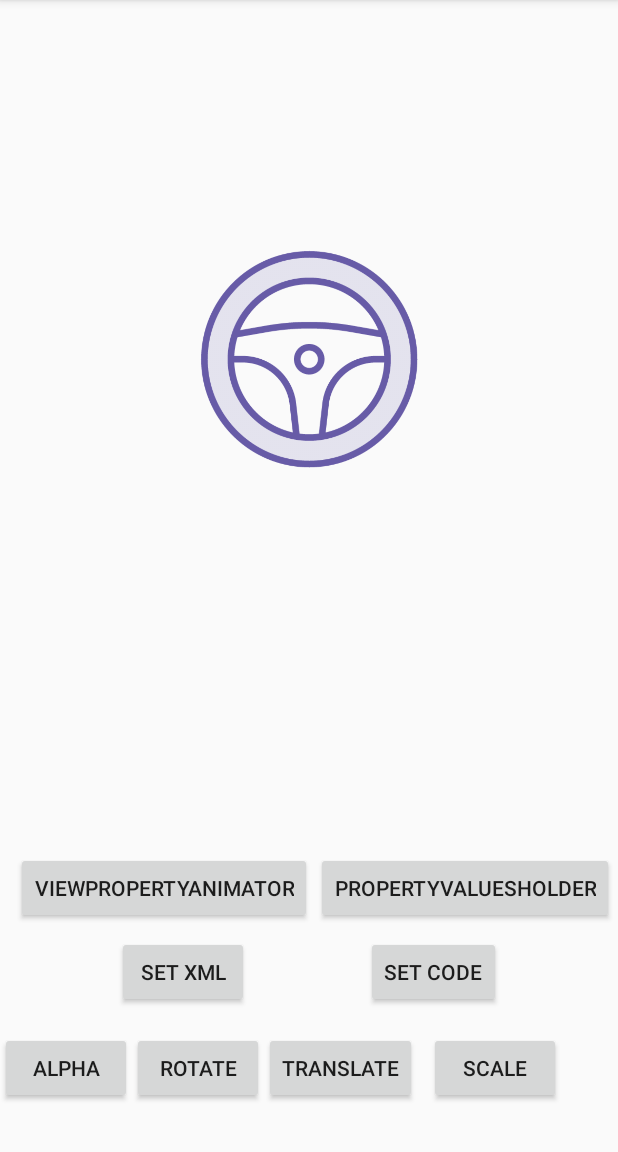
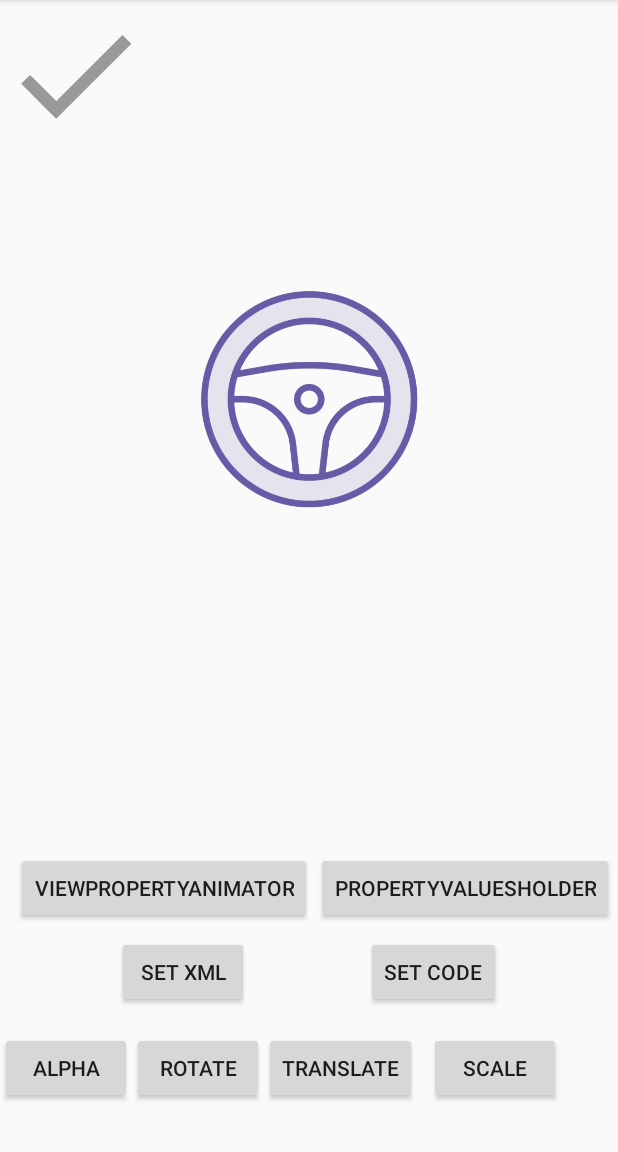
Before and after one commit to SARANSHAJIBABU/Pluralsight, an Android app: the screen it shows after launch (MainActivity), on a phone screen of 412 x 824 dp, the part 84-1236 px from its top. Run offline under Robolectric (Android 15) with nearby library versions, the phone set to English and light mode, and no system bars.

Commit message:
Implemented Animated Vector Drawable

```diff
--- /dev/null
+++ b/AnimationsDemo/app/src/main/res/drawable/avd_check_to_cross.xml
@@ -0,0 +1,46 @@
+<animated-vector
+    xmlns:android="http://schemas.android.com/apk/res/android"
+    xmlns:aapt="http://schemas.android.com/aapt">
+    <aapt:attr name="android:drawable">
+        <vector
+            android:name="vector"
+            android:width="24dp"
+            android:height="24dp"
+            android:viewportWidth="24"
+            android:viewportHeight="24">
+            <group
+                android:name="grouptickcross"
+                android:pivotX="12"
+                android:pivotY="12">
+                <path
+                    android:name="tick"
+                    android:pathData="M 4.8 13.4 L 9 17.6 M 10.4 16.2 L 19.6 7"
+                    android:strokeColor="#999999"
+                    android:strokeWidth="2"
+                    android:strokeLineCap="square"/>
+            </group>
+        </vector>
+    </aapt:attr>
+    <target android:name="grouptickcross">
+        <aapt:attr name="android:animation">
+            <objectAnimator
+                android:propertyName="rotation"
+                android:duration="300"
+                android:valueFrom="0"
+                android:valueTo="180"
+                android:valueType="floatType"
+                android:interpolator="@android:interpolator/fast_out_slow_in"/>
+        </aapt:attr>
+    </target>
+    <target android:name="tick">
+        <aapt:attr name="android:animation">
+            <objectAnimator
+                android:propertyName="pathData"
+                android:duration="300"
+                android:valueFrom="M 4.8 13.4 L 9 17.6 M 10.4 16.2 L 19.6 7"
+                android:valueTo="M 6.4 6.4 L 17.6 17.6 M 6.4 17.6 L 17.6 6.4"
+                android:valueType="pathType"
+                android:interpolator="@android:interpolator/fast_out_slow_in"/>
+        </aapt:attr>
+    </target>
+</animated-vector>
--- /dev/null
+++ b/AnimationsDemo/app/src/main/res/drawable/avd_cross_to_check.xml
@@ -0,0 +1,47 @@
+<animated-vector
+    xmlns:android="http://schemas.android.com/apk/res/android"
+    xmlns:aapt="http://schemas.android.com/aapt">
+    <aapt:attr name="android:drawable">
+        <vector
+            android:name="vector"
+            android:width="24dp"
+            android:height="24dp"
+            android:viewportWidth="24"
+            android:viewportHeight="24">
+            <group
+                android:name="grouptickcross"
+                android:pivotX="12"
+                android:pivotY="12">
+                <path
+                    android:name="cross"
+                    android:pathData="M 6.4 6.4 L 17.6 17.6 M 6.4 17.6 L 17.6 6.4"
+                    android:strokeColor="#999999"
+                    android:strokeWidth="2"
+                    android:strokeLineCap="square"/>
+            </group>
+        </vector>
+    </aapt:attr>
+    <target android:name="grouptickcross">
+        <aapt:attr name="android:animation">
+            <objectAnimator
+                android:propertyName="rotation"
+                android:duration="300"
+                android:valueFrom="-180"
+                android:valueTo="0"
+                android:valueType="floatType"
+                android:interpolator="@android:interpolator/fast_out_slow_in"/>
+        </aapt:attr>
+    </target>
+    <target android:name="cross">
+        <aapt:attr name="android:animation">
+            <objectAnimator
+                android:propertyName="pathData"
+                android:startOffset="200"
+                android:duration="100"
+                android:valueFrom="M 6.4 6.4 L 17.6 17.6 M 6.4 17.6 L 17.6 6.4"
+                android:valueTo="M 4.8 13.4 L 9 17.6 M 10.4 16.2 L 19.6 7"
+                android:valueType="pathType"
+                android:interpolator="@android:interpolator/fast_out_slow_in"/>
+        </aapt:attr>
+    </target>
+</animated-vector>
--- a/AnimationsDemo/app/src/main/res/layout/activity_main.xml
+++ b/AnimationsDemo/app/src/main/res/layout/activity_main.xml
@@ -45,7 +45,7 @@
             app:layout_constraintStart_toStartOf="parent"
             app:layout_constraintEnd_toEndOf="parent" android:id="@+id/wheel" android:layout_marginTop="8dp"
             app:layout_constraintTop_toTopOf="parent" android:layout_marginBottom="8dp"
-            app:layout_constraintBottom_toBottomOf="parent" app:layout_constraintVertical_bias="0.26"/>
+            app:layout_constraintBottom_toBottomOf="parent" app:layout_constraintVertical_bias="0.304"/>
     <Button
             android:text="Set XML"
             android:layout_width="wrap_content"
@@ -80,4 +80,12 @@
             app:layout_constraintStart_toEndOf="@+id/button" app:layout_constraintHorizontal_bias="0.5"
             app:layout_constraintEnd_toEndOf="parent"
             app:layout_constraintBottom_toBottomOf="@+id/button" android:onClick="onClickViewPropertyHolder"/>
+    <ImageView
+            android:layout_width="100dp"
+            android:layout_height="100dp" app:srcCompat="@drawable/avd_check_to_cross"
+            android:id="@+id/avdImgView"
+            app:layout_constraintTop_toTopOf="parent" app:layout_constraintStart_toStartOf="parent"
+            app:layout_constraintEnd_toEndOf="parent" android:layout_marginEnd="8dp"
+            android:layout_marginBottom="8dp" app:layout_constraintBottom_toBottomOf="parent"
+            app:layout_constraintVertical_bias="0.0" app:layout_constraintHorizontal_bias="0.0"/>
 </android.support.constraint.ConstraintLayout>
```
Also changed, not shown: AnimationsDemo/app/src/main/java/com/sriyank/animationsdemo/MainActivity.kt (+16 -2 lines), AnimationsDemo/app/src/main/res/drawable/ic_check.xml (added, +22 -0 lines), AnimationsDemo/app/src/main/res/drawable/ic_close.xml (added, +23 -0 lines).
